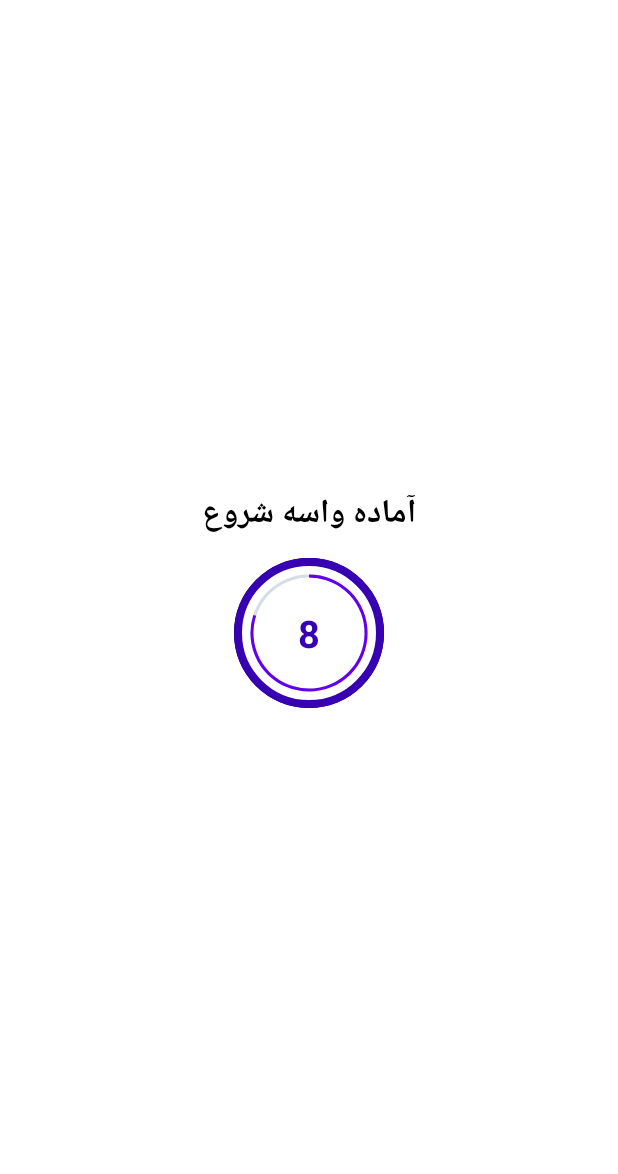
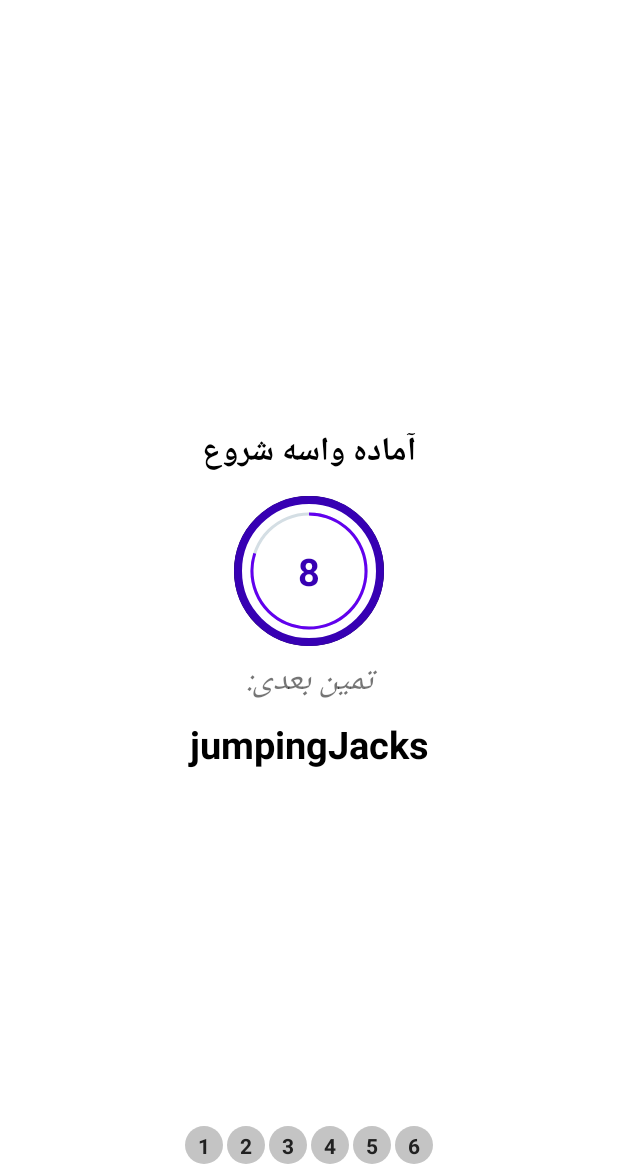
Before and after one commit to mosenjan/100-days-of-code, an Android app: the ExerciseActivity screen opened directly, with no data from a screen before it, on a phone screen of 412 x 824 dp, the part 62-1236 px from its top. Run offline under Robolectric (Android 15) with nearby library versions, the phone set to English and light mode, and no system bars.

Commit message:
continue 7minuteWorkout

```diff
--- a/7MinuteWorkout/app/src/main/java/com/example/a7minuteworkout/Constants.kt
+++ b/7MinuteWorkout/app/src/main/java/com/example/a7minuteworkout/Constants.kt
@@ -12,6 +12,41 @@ class Constants {
             )
             exerciseList.add(jumpingJacks)
 
+            val abdominalCrunch = ExerciseModel(2,"abdominal crunch",
+                R.drawable.ic_abdominal_crunch,
+                false,
+                false
+            )
+            exerciseList.add(abdominalCrunch)
+
+            val highKneesRunningInPlace = ExerciseModel(3,"high knees running in place",
+                R.drawable.ic_high_knees_running_in_place,
+                false,
+                false
+            )
+            exerciseList.add(highKneesRunningInPlace)
+
+            val plank = ExerciseModel(4,"plank",
+                R.drawable.ic_plank,
+                false,
+                false
+            )
+            exerciseList.add(plank)
+
+            val pushUp = ExerciseModel(5,"push up",
+                R.drawable.ic_push_up,
+                false,
+                false
+            )
+            exerciseList.add(pushUp)
+
+            val lunge = ExerciseModel(6,"lunge",
+                R.drawable.ic_lunge,
+                false,
+                false
+            )
+            exerciseList.add(lunge)
+
 
 
 
--- a/7MinuteWorkout/app/src/main/java/com/example/a7minuteworkout/ExerciseActivity.kt
+++ b/7MinuteWorkout/app/src/main/java/com/example/a7minuteworkout/ExerciseActivity.kt
@@ -1,13 +1,20 @@
 package com.example.a7minuteworkout
 
+import android.media.MediaPlayer
 import androidx.appcompat.app.AppCompatActivity
 import android.os.Bundle
 import android.os.CountDownTimer
+import android.speech.tts.TextToSpeech
+import android.util.Log
 import android.view.View
 import android.widget.Toast
+import androidx.recyclerview.widget.LinearLayoutManager
 import kotlinx.android.synthetic.main.activity_exercise.*
+import java.util.*
+import kotlin.Exception
+import kotlin.collections.ArrayList
 
-class ExerciseActivity : AppCompatActivity() {
+class ExerciseActivity : AppCompatActivity(), TextToSpeech.OnInitListener {
 
     private var restTimer: CountDownTimer? = null
     private var restProgress = 0
@@ -19,6 +26,10 @@ class ExerciseActivity : AppCompatActivity() {
     private var exerciseList: ArrayList<ExerciseModel>? = null
     private var currentExercisePosition = -1
 
+    private var tts: TextToSpeech? = null
+    private var player: MediaPlayer? = null
+
+    private var exerciseAdapter : ExerciseStatusAdapter? = null
 
     override fun onCreate(savedInstanceState: Bundle?) {
         super.onCreate(savedInstanceState)
@@ -33,9 +44,14 @@ class ExerciseActivity : AppCompatActivity() {
             onBackPressed()
         }
 
+
+        tts = TextToSpeech(this,this)
+        exerciseList = Constants.defaultExerciseList()
+
         setupRestView()
 
-        exerciseList = Constants.defaultExerciseList()
+        setupExerciseStatusRecyclerView()
+
 
     }
 
@@ -44,6 +60,21 @@ class ExerciseActivity : AppCompatActivity() {
             restTimer!!.cancel()
             restProgress = 0
         }
+        if (exerciseTimer != null){
+            exerciseTimer!!.cancel()
+            exerciseProgress = 0
+        }
+
+
+        if (tts != null){
+            tts!!.stop()
+            tts!!.shutdown()
+        }
+
+        if (player != null){
+            player!!.stop()
+        }
+
 
         super.onDestroy()
 
@@ -60,12 +91,14 @@ class ExerciseActivity : AppCompatActivity() {
             }
 
             override fun onFinish() {
+                currentExercisePosition++
 
-                currentExercisePosition++
-                Toast.makeText(this@ExerciseActivity,"حالا تمرینو شروع کن",
-                        Toast.LENGTH_SHORT).show()
+                exerciseList!![currentExercisePosition].setIsSelected(true)
+                exerciseAdapter!!.notifyDataSetChanged()
+
                 setupExerciseView()
             }
+
         }.start()
 
 
@@ -81,8 +114,16 @@ class ExerciseActivity : AppCompatActivity() {
             }
 
             override fun onFinish() {
-                Toast.makeText(this@ExerciseActivity,"حالا تمرینو تمام کن",
-                        Toast.LENGTH_SHORT).show()
+
+                if (currentExercisePosition < exerciseList?.size!! - 1){
+                    exerciseList!![currentExercisePosition].setIsSelected(false)
+                    exerciseList!![currentExercisePosition].setIsCompleted(true)
+                    exerciseAdapter!!.notifyDataSetChanged()
+                    setupRestView()
+                }else{
+                    Toast.makeText(this@ExerciseActivity,"تبریک، شما تمرین را تمام کردید.",
+                            Toast.LENGTH_SHORT).show()
+                }
             }
         }.start()
 
@@ -90,12 +131,25 @@ class ExerciseActivity : AppCompatActivity() {
     }
 
     private fun setupRestView(){
+
+        llRestView.visibility = View.VISIBLE
+        llExerciseView.visibility = View.GONE
+
+        try{
+            player = MediaPlayer.create(applicationContext, R.raw.press_start)
+            player!!.isLooping = false
+            player!!.start()
+        }catch (e: Exception){
+            e.printStackTrace()
+        }
         if(restTimer != null){
             restTimer!!.cancel()
             restProgress = 0
         }
 
         setRestProgressBar()
+
+        tvNextExerciseName.text = exerciseList!![currentExercisePosition + 1].getName()
     }
     private fun setupExerciseView(){
 
@@ -104,12 +158,47 @@ class ExerciseActivity : AppCompatActivity() {
 
 
         if(exerciseTimer != null){
+
             exerciseTimer!!.cancel()
             exerciseProgress = 0
+
         }
 
+        speakOut(exerciseList!![currentExercisePosition].getName())
+
         setExerciseProgressBar()
+
+        ivImage.setImageResource(exerciseList!![currentExercisePosition].getImage())
+        tvExerciseName.text = exerciseList!![currentExercisePosition].getName()
+
+
+
+
+    }
+
+    override fun onInit(status: Int) {
+
+        if (status == TextToSpeech.SUCCESS){
+            val result = tts!!.setLanguage(Locale.ENGLISH)
+            if (result == TextToSpeech.LANG_MISSING_DATA || result == TextToSpeech.LANG_NOT_SUPPORTED)
+                Log.e("TTS","The Language is not supported!")
+        }else{
+            Log.e("TTS","Initialization Failed!")
+        }
+
     }
 
 
+    private fun speakOut(text: String){
+        tts!!.speak(text, TextToSpeech.QUEUE_FLUSH, null, "")
+
+    }
+
+    private fun setupExerciseStatusRecyclerView(){
+        rvExerciseStatus.layoutManager = LinearLayoutManager(this, LinearLayoutManager.HORIZONTAL, false)
+        exerciseAdapter = ExerciseStatusAdapter(exerciseList!!,this)
+        rvExerciseStatus.adapter = exerciseAdapter
+
+    }
+
 }
--- /dev/null
+++ b/7MinuteWorkout/app/src/main/java/com/example/a7minuteworkout/ExerciseStatusAdapter.kt
@@ -0,0 +1,48 @@
+package com.example.a7minuteworkout
+
+import android.content.Context
+import android.graphics.Color
+import android.view.LayoutInflater
+import android.view.View
+import android.view.ViewGroup
+import androidx.core.content.ContextCompat
+import androidx.recyclerview.widget.RecyclerView
+import kotlinx.android.synthetic.main.item_exercise_status.view.*
+
+class ExerciseStatusAdapter(val items: ArrayList<ExerciseModel>, val context: Context) :
+        RecyclerView.Adapter<ExerciseStatusAdapter.ViewHolder>() {
+
+
+    override fun onCreateViewHolder(parent: ViewGroup, viewType: Int): ViewHolder {
+        return ViewHolder(LayoutInflater.from(context).inflate(R.layout.item_exercise_status, parent, false))
+    }
+
+    override fun onBindViewHolder(holder: ViewHolder, position: Int) {
+        val model: ExerciseModel = items[position]
+
+        holder.tvItem.text = model.getId().toString()
+
+        if (model.getIsSelected()) {
+            holder.tvItem.background = ContextCompat.getDrawable(context, R.drawable.item_circular_thin_color_accent_corder)
+
+            holder.tvItem.setTextColor(Color.parseColor("#212121"))
+        } else if (model.getIsCompleted()) {
+            holder.tvItem.background = ContextCompat.getDrawable(context, R.drawable.item_circular_color_accent_border)
+
+            holder.tvItem.setTextColor(Color.parseColor("#FFFFFF"))
+
+        } else {
+            holder.tvItem.background = ContextCompat.getDrawable(context, R.drawable.item_circular_color_gray_background)
+            holder.tvItem.setTextColor(Color.parseColor("#212121"))
+        }
+    }
+
+
+    override fun getItemCount(): Int {
+        return items.size
+    }
+
+    class ViewHolder(view: View) : RecyclerView.ViewHolder(view) {
+        val tvItem = view.tvItemm!!
+    }
+}
--- /dev/null
+++ b/7MinuteWorkout/app/src/main/res/drawable/item_circular_color_gray_background.xml
@@ -0,0 +1,7 @@
+<?xml version="1.0" encoding="utf-8"?>
+<shape xmlns:android="http://schemas.android.com/apk/res/android"
+    android:shape="oval">
+
+    <solid android:color="#C4C4C4"/>
+
+</shape>
--- /dev/null
+++ b/7MinuteWorkout/app/src/main/res/drawable/item_circular_thin_color_accent_corder.xml
@@ -0,0 +1,9 @@
+<?xml version="1.0" encoding="utf-8"?>
+<shape xmlns:android="http://schemas.android.com/apk/res/android"
+    android:shape="oval">
+    <stroke
+        android:width="0.5dp"
+        android:color="@color/purple_500"/>
+    <solid android:color="@color/white"/>
+
+</shape>
--- a/7MinuteWorkout/app/src/main/res/layout/activity_exercise.xml
+++ b/7MinuteWorkout/app/src/main/res/layout/activity_exercise.xml
@@ -20,8 +20,7 @@
         android:layout_height="match_parent"
         android:layout_below="@id/toolbar_exercise_activity"
         android:gravity="center"
-        android:orientation="vertical"
-        android:visibility="visible">
+        android:orientation="vertical">
 
         <TextView
             android:layout_width="wrap_content"
@@ -67,6 +66,27 @@
 
         </FrameLayout>
 
+        <TextView
+            android:layout_width="match_parent"
+            android:layout_height="wrap_content"
+            android:text="تمین بعدی:"
+            android:textSize="22sp"
+            android:gravity="center"
+            android:textStyle="italic"
+            android:layout_marginTop="5dp"
+            />
+        <TextView
+            android:id="@+id/tvNextExerciseName"
+            android:layout_width="match_parent"
+            android:layout_height="wrap_content"
+            android:text="exercise name"
+            android:textSize="25sp"
+            android:gravity="center"
+            android:textStyle="bold"
+            android:layout_marginTop="5dp"
+            android:textColor="@color/black"
+            />
+
     </LinearLayout>
 
     <LinearLayout
@@ -75,16 +95,30 @@
         android:layout_height="match_parent"
         android:layout_below="@id/toolbar_exercise_activity"
         android:gravity="center"
-        android:orientation="vertical"
-        android:visibility="gone">
+        android:layout_above="@id/rvExerciseStatus"
+        android:orientation="vertical">
+
+        <ImageView
+            android:id="@+id/ivImage"
+            android:layout_width="match_parent"
+            android:layout_height="0dp"
+            android:layout_weight="1"
+            android:contentDescription="@string/image"
+            android:scaleType="fitXY"
+            android:src="@drawable/ic_jumping_jacks"
+            />
 
         <TextView
+            android:id="@+id/tvExerciseName"
             android:layout_width="wrap_content"
             android:layout_height="wrap_content"
             android:textColor="@color/black"
             android:text="نام تمرین"
             android:textSize="22sp"
             android:textStyle="bold"/>
+
+
+
         <FrameLayout
             android:layout_width="100dp"
             android:layout_height="100dp"
@@ -124,6 +158,13 @@
 
     </LinearLayout>
 
-
+    <androidx.recyclerview.widget.RecyclerView
+        android:id="@+id/rvExerciseStatus"
+        android:layout_width="wrap_content"
+        android:layout_height="wrap_content"
+        android:layout_alignParentBottom="true"
+        android:layout_centerHorizontal="true"
+        android:layout_margin="5dp"
+        />
 
 </RelativeLayout>
--- /dev/null
+++ b/7MinuteWorkout/app/src/main/res/layout/item_exercise_status.xml
@@ -0,0 +1,15 @@
+<?xml version="1.0" encoding="utf-8"?>
+<TextView
+    xmlns:android="http://schemas.android.com/apk/res/android"
+    xmlns:app="http://schemas.android.com/apk/res-auto"
+    android:id="@+id/tvItemm"
+    android:layout_width="25dp"
+    android:layout_height="25dp"
+    android:text="1"
+    android:layout_margin="1dp"
+    android:gravity="center"
+    android:background="@drawable/item_circular_color_gray_background"
+    android:textSize="14sp"
+    android:textStyle="bold"
+    android:padding="3dp"
+    />
--- a/7MinuteWorkout/app/src/main/res/values/strings.xml
+++ b/7MinuteWorkout/app/src/main/res/values/strings.xml
@@ -1,4 +1,5 @@
 <resources>
     <string name="app_name">7MinuteWorkout</string>
     <string name="str_start">شروع</string>
+    <string name="image">Exercise Image</string>
 </resources>
```
Also changed, not shown: 1 other file.
